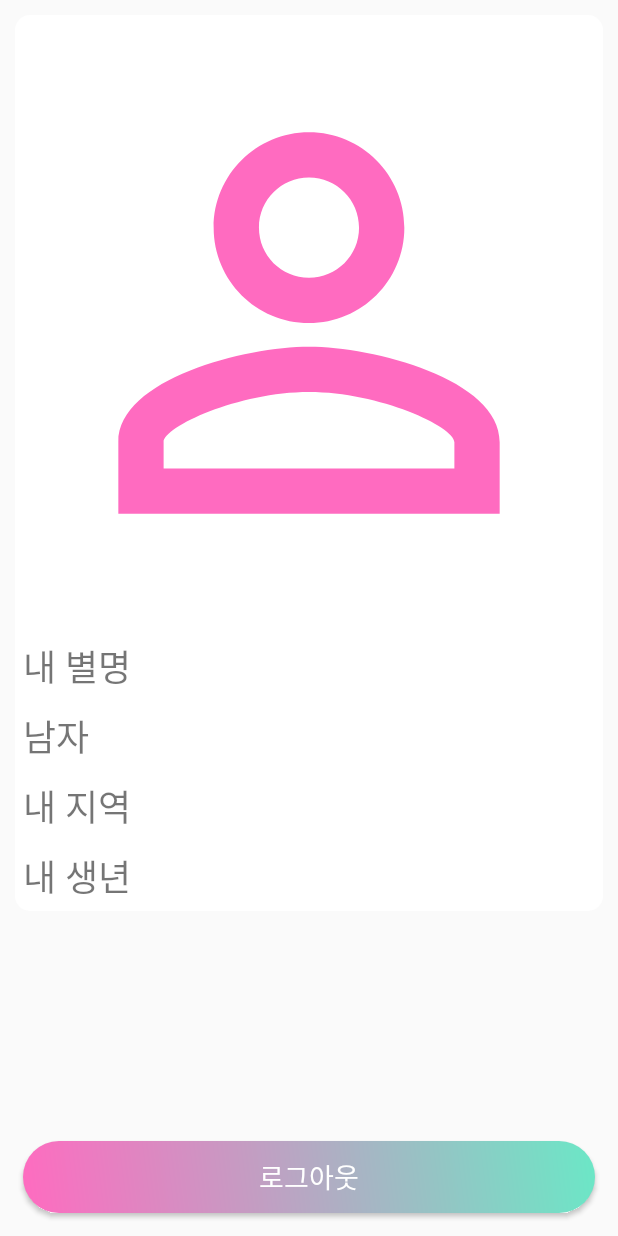
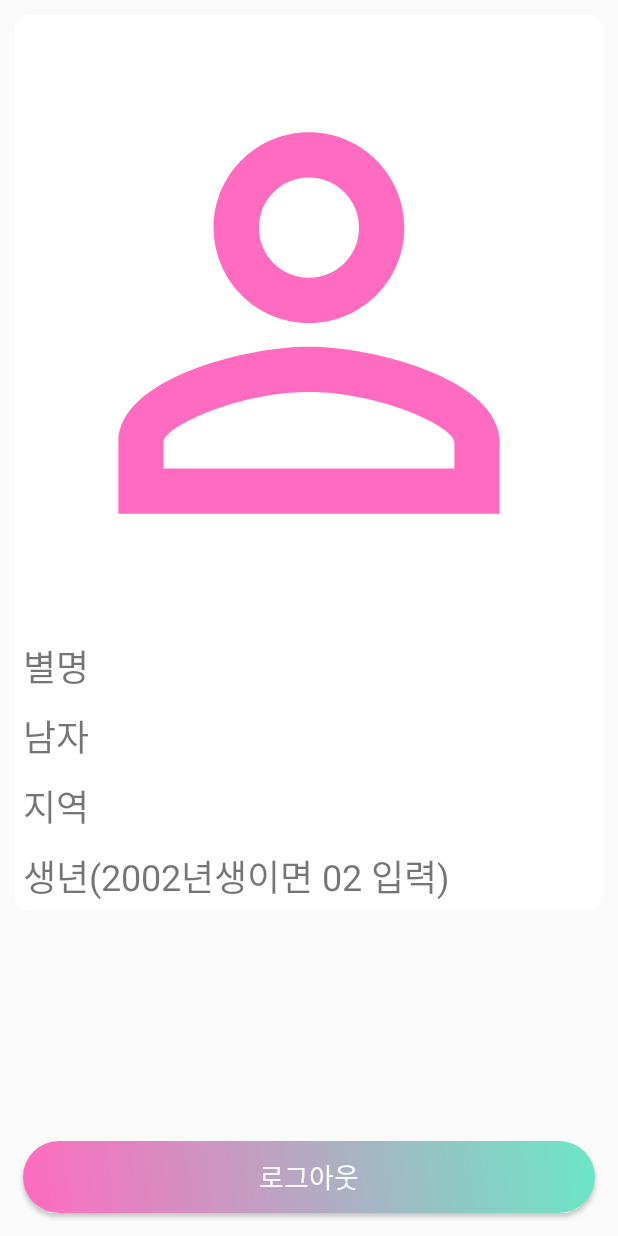
Before and after one commit to shinyelee/Dating_App, an Android app: the MyPageActivity screen opened directly, with no data from a screen before it, on a phone screen of 412 x 824 dp. Run offline under Robolectric (Android 15) with nearby library versions, the light colour scheme and no system bars; our stand-ins replace Firebase (no records; nobody signed in at launch, a user with empty details on screens opened directly); pictures from the network do not load; 7 statements that could not run were skipped.

Commit message:
Update comments, Code refactoring (strings.xml activity_my_page.xml MyPageActivity.kt)

```diff
--- a/app/src/main/res/layout/activity_my_page.xml
+++ b/app/src/main/res/layout/activity_my_page.xml
@@ -3,10 +3,10 @@
 <androidx.constraintlayout.widget.ConstraintLayout
     xmlns:android="http://schemas.android.com/apk/res/android"
     xmlns:app="http://schemas.android.com/apk/res-auto"
-    xmlns:tools="http://schemas.android.com/tools"
     android:layout_width="match_parent"
     android:layout_height="match_parent">
 
+    <!-- 내 정보 -->
     <LinearLayout
         android:layout_width="match_parent"
         android:layout_height="wrap_content"
@@ -23,6 +23,7 @@
             android:layout_width="match_parent"
             android:layout_height="400dp"
             android:layout_margin="5dp"
+            android:contentDescription="@string/selfie"
             android:src="@drawable/ic_baseline_perm_identity_24" />
 
         <!-- 내 Uid -->
@@ -31,7 +32,7 @@
             android:layout_width="wrap_content"
             android:layout_height="wrap_content"
             android:layout_margin="5dp"
-            android:text="내 uid"
+            android:text="@string/uid"
             android:visibility="gone" />
 
         <!-- 내 별명 -->
@@ -40,7 +41,7 @@
             android:layout_width="wrap_content"
             android:layout_height="wrap_content"
             android:layout_margin="5dp"
-            android:text="내 별명"
+            android:text="@string/nickname"
             android:textSize="24sp" />
 
         <!-- 내 성별 -->
@@ -49,7 +50,7 @@
             android:layout_width="wrap_content"
             android:layout_height="wrap_content"
             android:layout_margin="5dp"
-            android:text="내 성별"
+            android:text="@string/gender"
             android:textSize="24sp" />
 
         <!-- 내 지역 -->
@@ -58,7 +59,7 @@
             android:layout_width="wrap_content"
             android:layout_height="wrap_content"
             android:layout_margin="5dp"
-            android:text="내 지역"
+            android:text="@string/city"
             android:textSize="24sp" />
 
         <!-- 내 생년 -->
@@ -67,7 +68,7 @@
             android:layout_width="wrap_content"
             android:layout_height="wrap_content"
             android:layout_margin="5dp"
-            android:text="내 생년"
+            android:text="@string/age"
             android:textSize="24sp" />
 
     </LinearLayout>
@@ -75,7 +76,7 @@
     <!-- 로그아웃 -->
     <Button
         android:id="@+id/logoutBtn"
-        android:text="로그아웃"
+        android:text="@string/logout"
         android:textColor="@color/white"
         android:textSize="18sp"
         android:layout_width="match_parent"
--- a/app/src/main/res/values/strings.xml
+++ b/app/src/main/res/values/strings.xml
@@ -5,6 +5,7 @@
     <string name="intro">계속하시려면 회원가입 또는 로그인 하세요</string>
     <string name="join">회원가입</string>
     <string name="login">로그인</string>
+    <string name="logout">로그아웃</string>
 
     <string name="selfie">프로필 사진</string>
     <string name="email">이메일주소</string>
@@ -13,5 +14,6 @@
     <string name="gender">성별(남자면 M, 여자면 W 입력)</string>
     <string name="city">지역</string>
     <string name="age">생년(2002년생이면 02 입력)</string>
+    <string name="uid">내 UID</string>
 
 </resources>
```
Also changed, not shown: app/src/main/java/com/shinyelee/dating_app/setting/MyPageActivity.kt (+59 -15 lines).
